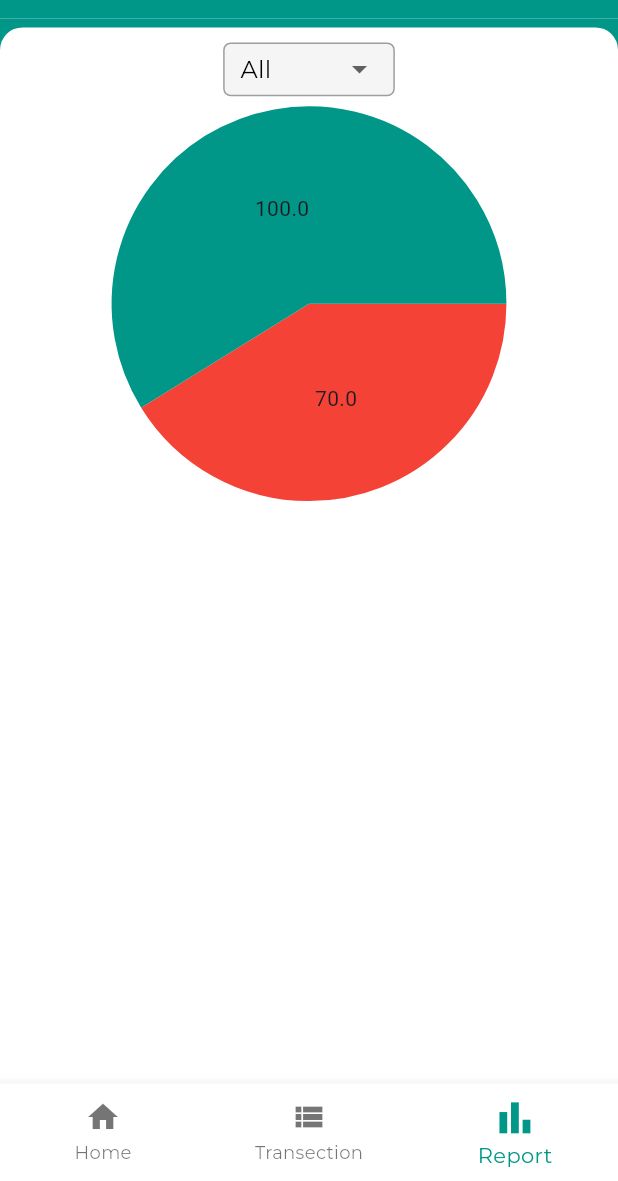
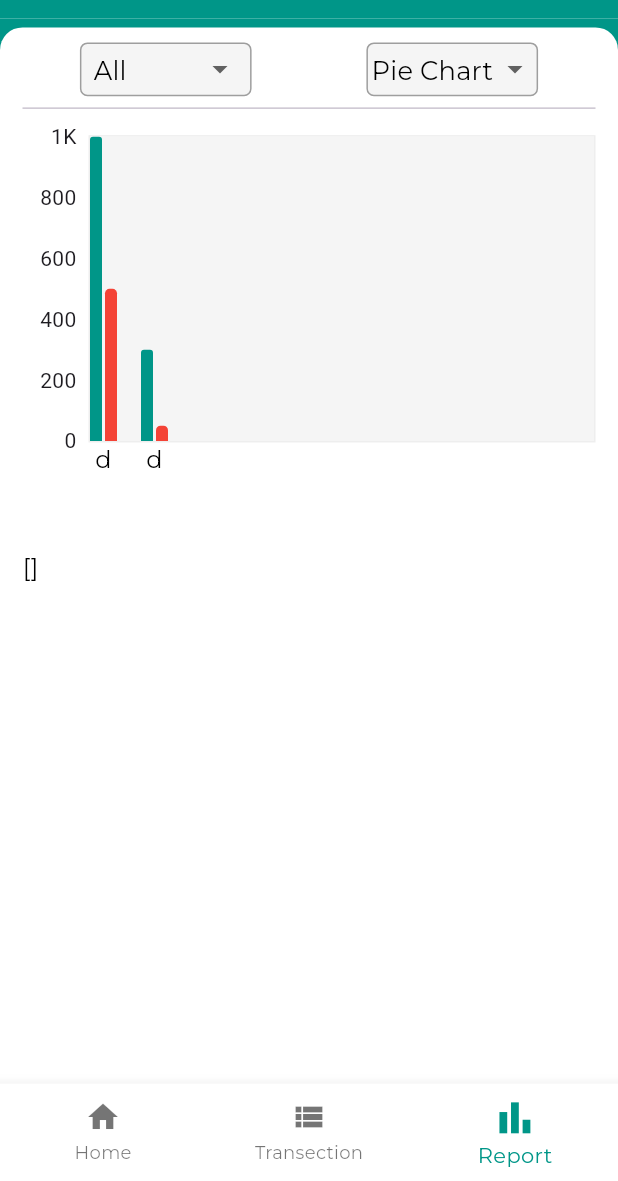
Before and after one commit to niceislam/Finance_manager, a Flutter app: the HomeScreen screen opened directly, item 3 of the bottom bar chosen, on a phone screen of 412 x 824 dp, the part 55-1236 px from its top. Run offline on Flutter 3.47's test engine with Material 3 defaults, Android fonts, the phone set to English and light mode, and no system bars; drawn by our look-alikes of fl_chart; our stand-ins replace cloud_firestore, device_preview, firebase_auth, firebase_core, firebase_storage, flutter_easyloading and 8 more; accounts and stored records are empty.

```diff
--- a/lib/app/module/home/controller/report_controller/report.dart
+++ b/lib/app/module/home/controller/report_controller/report.dart
@@ -3,6 +3,11 @@
 
 class ReportController extends GetxController {
   HomeController Hcontroller = Get.find<HomeController>();
-  RxList<String> reportList = ["All", "Today", "Weekly", "Monthly"].obs;
-  RxString initialValue = "All".obs;
+  RxList<String> ReportDayCategory = ["All", "Today", "Weekly", "Monthly"].obs;
+  RxList<String> ReportChartCategory = ["Pie Chart", "Bar Chart"].obs;
+  RxString storeDayValue = "All".obs;
+  RxString storeChartValue = "Pie Chart".obs;
+  RxList barChartReport = [].obs;
+
+  void BarChartControl({required String value}) {}
 }
--- a/lib/app/module/home/view/screen/home_screen/bottom_home/report_body/report_body.dart
+++ b/lib/app/module/home/view/screen/home_screen/bottom_home/report_body/report_body.dart
@@ -1,9 +1,9 @@
+import 'dart:convert';
 import 'package:finance_management/app/data/model/firebase_get_model.dart';
 import 'package:finance_management/app/module/home/Global_widget/custom_text.dart';
 import 'package:finance_management/app/module/home/controller/report_controller/report.dart';
-import 'package:finance_management/app/module/home/view/screen/home_screen/bottom_home/report_body/widget/piechart_report.dart';
-import 'package:finance_management/app/module/home/view/screen/home_screen/bottom_home/report_body/widget/report_category.dart';
-import 'package:fl_chart/fl_chart.dart';
+import 'package:finance_management/app/module/home/view/screen/home_screen/bottom_home/report_body/widget/BarChart/barChart_Report.dart';
+import 'package:finance_management/app/module/home/view/screen/home_screen/bottom_home/report_body/widget/report_dropdown.dart';
 import 'package:flutter/material.dart';
 import 'package:flutter_screenutil/flutter_screenutil.dart';
 import 'package:get/get.dart';
@@ -38,6 +38,15 @@
                 ),
                 child: Obx(() {
                   final check = controller.Hcontroller.userAllData.value;
+                  if (controller.storeDayValue.value == "All") {
+                    List<TExpense>? data =
+                        controller.Hcontroller.userAllData.value.allExpense;
+                    controller.barChartReport.assignAll(data ?? []);
+                  } else if (controller.storeDayValue.value == "Today") {
+                    List<TExpense>? data =
+                        controller.Hcontroller.userAllData.value.tExpense;
+                    controller.barChartReport.assignAll(data ?? []);
+                  }
                   if (check == FirebaseGetModel()) {
                     return Center(
                       child: CustomText(text: "Something went wrong"),
@@ -47,14 +56,40 @@
                     crossAxisAlignment: CrossAxisAlignment.start,
                     children: [
                       //Category Dropdown
-                      ReportCategory(controller: controller),
+                      Row(
+                        mainAxisAlignment: MainAxisAlignment.spaceAround,
+                        children: [
+                          ReportDropdown(
+                            dropValue: controller.storeDayValue.value == ""
+                                ? null
+                                : controller.storeDayValue.value,
+                            itemList: controller.ReportDayCategory,
+                            onchanged: (value) {
+                              controller.storeDayValue.value = value;
+                            },
+                          ),
+                          ReportDropdown(
+                            dropValue: controller.storeChartValue.value == ""
+                                ? null
+                                : controller.storeChartValue.value,
+                            itemList: controller.ReportChartCategory,
+                            onchanged: (value) {
+                              controller.storeChartValue.value = value;
+                            },
+                          ),
+                        ],
+                      ),
+                      Divider(),
                       SizedBox(height: 10),
 
                       //PieChart
                       AspectRatio(
                         aspectRatio: 1.3.r,
-                        child: PieChartCustom(controller: controller),
+                        child: BarchartReport(controller: controller),
                       ),
+
+                      SizedBox(height: 20),
+                      CustomText(text: jsonEncode(controller.barChartReport)),
                     ],
                   );
                 }),
--- /dev/null
+++ b/lib/app/module/home/view/screen/home_screen/bottom_home/report_body/widget/BarChart/barChart_Report.dart
@@ -0,0 +1,95 @@
+import 'package:finance_management/app/data/model/firebase_get_model.dart';
+import 'package:finance_management/app/module/home/controller/report_controller/report.dart';
+import 'package:fl_chart/fl_chart.dart';
+import 'package:flutter/material.dart';
+import 'package:flutter_screenutil/flutter_screenutil.dart';
+import 'package:get/get.dart';
+
+import '../../../../../../../Global_widget/custom_text.dart';
+
+class BarchartReport extends StatelessWidget {
+  const BarchartReport({super.key, required this.controller});
+  final ReportController controller;
+
+  @override
+  Widget build(BuildContext context) {
+    return BarChart(
+      duration: Duration(seconds: 1),
+      BarChartData(
+        titlesData: FlTitlesData(
+          rightTitles: AxisTitles(),
+          topTitles: AxisTitles(),
+          bottomTitles: AxisTitles(
+            sideTitles: SideTitles(
+              showTitles: true,
+              getTitlesWidget: (value, Titlemeta) {
+                return CustomText(text: "d");
+              },
+            ),
+            axisNameSize: 25.h,
+            axisNameWidget: Row(
+              spacing: 15,
+              mainAxisAlignment: MainAxisAlignment.center,
+            ),
+          ),
+        ),
+
+        alignment: BarChartAlignment.start,
+        gridData: FlGridData(show: false),
+        backgroundColor: Colors.grey.shade100,
+        barGroups: [
+          _BarChartGroupData(incomeValue: 1000, costValue: 500, xvalue: 30),
+          _BarChartGroupData(incomeValue: 300, costValue: 50, xvalue: 10),
+        ],
+        borderData: FlBorderData(
+          border: Border.all(color: Colors.grey.shade200),
+        ),
+      ),
+    );
+  }
+
+  Row _bottomWidget({required String title, required Color conColor}) {
+    return Row(
+      spacing: 3,
+      children: [
+        Container(
+          height: 11.h,
+          width: 12.w,
+          decoration: BoxDecoration(
+            borderRadius: BorderRadius.circular(2),
+            color: conColor,
+          ),
+        ),
+        CustomText(text: title, fontsize: 13.sp),
+      ],
+    );
+  }
+
+  BarChartGroupData _BarChartGroupData({
+    required double incomeValue,
+    required double costValue,
+    required int xvalue,
+  }) {
+    return BarChartGroupData(
+      x: xvalue,
+      barRods: [
+        BarChartRodData(
+          toY: incomeValue,
+          color: Colors.teal,
+          borderRadius: BorderRadius.only(
+            topLeft: Radius.circular(2),
+            topRight: Radius.circular(2),
+          ),
+        ),
+        BarChartRodData(
+          toY: costValue,
+          color: Colors.red,
+          borderRadius: BorderRadius.only(
+            topLeft: Radius.circular(3),
+            topRight: Radius.circular(3),
+          ),
+        ),
+      ],
+    );
+  }
+}
--- a/lib/app/module/home/view/screen/home_screen/bottom_home/report_body/widget/piechart_report.dart
+++ b/lib/app/module/home/view/screen/home_screen/bottom_home/report_body/widget/piechart_report.dart
@@ -15,6 +15,7 @@
         sectionsSpace: 0,
         sections: [
           PieChartSectionData(value: 70, radius: 115.r, color: Colors.red),
+          PieChartSectionData(value: 300, radius: 115.r, color: Colors.green),
           PieChartSectionData(value: 100, radius: 115.r, color: Colors.teal),
         ],
       ),
--- a/lib/app/module/home/view/screen/home_screen/bottom_home/report_body/widget/report_category.dart
+++ /dev/null
@@ -1,49 +0,0 @@
-import 'package:flutter/material.dart';
-import 'package:flutter_screenutil/flutter_screenutil.dart';
-import 'package:get/get.dart';
-import '../../../../../../Global_widget/custom_text.dart';
-import '../../../../../../controller/report_controller/report.dart';
-
-class ReportCategory extends StatelessWidget {
-  const ReportCategory({super.key, required this.controller});
-
-  final ReportController controller;
-
-  @override
-  Widget build(BuildContext context) {
-    return Obx(
-      () => Center(
-        child: Container(
-          height: 30.h,
-          width: 100.w,
-          decoration: BoxDecoration(
-            border: Border.all(color: Colors.grey),
-            borderRadius: BorderRadius.circular(5),
-            color: Colors.grey.shade100,
-          ),
-          child: Center(
-            child: DropdownButton<String>(
-              dropdownColor: Colors.white,
-              borderRadius: BorderRadius.circular(10),
-              underline: SizedBox(),
-              isDense: true,
-
-              value: controller.initialValue.value == ""
-                  ? null
-                  : controller.initialValue.value,
-              items: controller.reportList.map<DropdownMenuItem<String>>((v) {
-                return DropdownMenuItem(
-                  value: v,
-                  child: CustomText(text: v),
-                );
-              }).toList(),
-              onChanged: (value) {
-                controller.initialValue.value = value!;
-              },
-            ),
-          ),
-        ),
-      ),
-    );
-  }
-}
--- /dev/null
+++ b/lib/app/module/home/view/screen/home_screen/bottom_home/report_body/widget/report_dropdown.dart
@@ -0,0 +1,46 @@
+import 'package:flutter/material.dart';
+import 'package:flutter_screenutil/flutter_screenutil.dart';
+import 'package:get/get.dart';
+import '../../../../../../Global_widget/custom_text.dart';
+
+class ReportDropdown extends StatelessWidget {
+  const ReportDropdown({
+    super.key,
+    this.dropValue,
+    this.itemList,
+    this.onchanged,
+  });
+
+  final String? dropValue;
+  final List? itemList;
+  final ValueChanged? onchanged;
+  @override
+  Widget build(BuildContext context) {
+    return Container(
+      height: 30.h,
+      width: 100.w,
+      decoration: BoxDecoration(
+        border: Border.all(color: Colors.grey),
+        borderRadius: BorderRadius.circular(5),
+        color: Colors.grey.shade100,
+      ),
+      child: Center(
+        child: DropdownButton<String>(
+          dropdownColor: Colors.white,
+          borderRadius: BorderRadius.circular(10),
+          underline: SizedBox(),
+          isDense: true,
+
+          value: dropValue,
+          items: itemList?.map<DropdownMenuItem<String>>((v) {
+            return DropdownMenuItem(
+              value: v,
+              child: CustomText(text: v, fontsize: 15.sp),
+            );
+          }).toList(),
+          onChanged: onchanged,
+        ),
+      ),
+    );
+  }
+}
```
Also changed, not shown: 1 other file.
